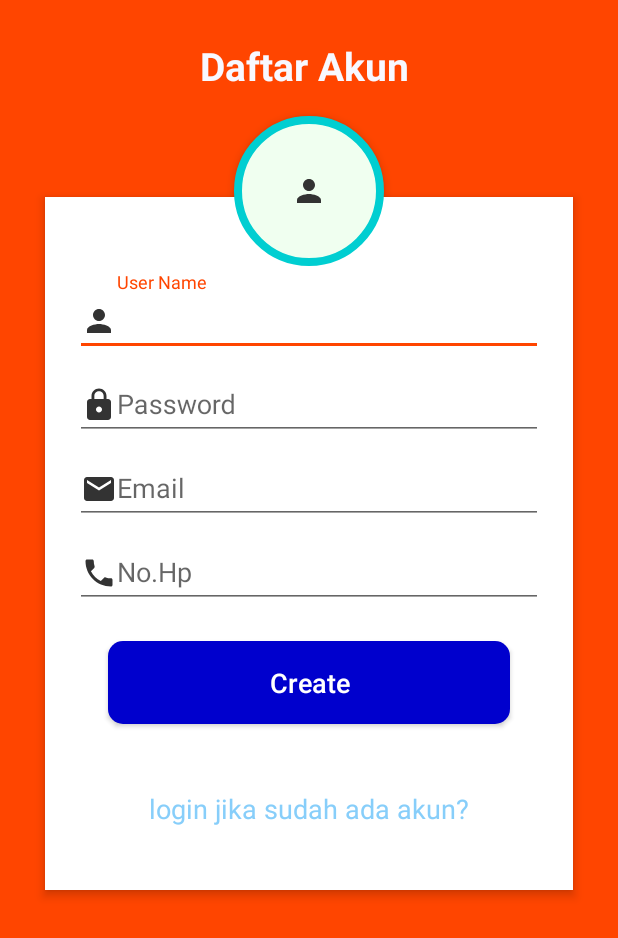
After one commit to burhanudinnuban/SyafiqTrans-master, an Android app: the TestSend screen opened directly, with no data from a screen before it, on a phone screen of 412 x 824 dp. The commit adds this screen. Shown: the top 938 px of the screen. Run offline under Robolectric (Android 15) with nearby library versions, the phone set to English and light mode, and no system bars; network calls fail.

Commit message:
H-8 aplikasi launching

```diff
--- a/app/src/main/java/com/example/syafiqtrans/DetailViewOrder.java
+++ b/app/src/main/java/com/example/syafiqtrans/DetailViewOrder.java
@@ -67,6 +67,7 @@ Button edit;
             @Override
             public void onClick(View v) {
                 Intent edit = new Intent(getApplicationContext(),UpdateOrder.class);
+                edit.putExtra("id_order",id_order1.getText().toString());
                 startActivity(edit);
             }
         });
--- /dev/null
+++ b/app/src/main/java/com/example/syafiqtrans/TestSend.java
@@ -0,0 +1,38 @@
+package com.example.syafiqtrans;
+
+import android.content.Intent;
+import android.support.v7.app.AppCompatActivity;
+import android.os.Bundle;
+import android.view.View;
+import android.widget.Button;
+import android.widget.EditText;
+
+public class TestSend extends AppCompatActivity {
+    EditText username;
+    EditText password;
+    EditText email;
+    EditText telepon;
+    Button create;
+
+    @Override
+    protected void onCreate(Bundle savedInstanceState) {
+        super.onCreate(savedInstanceState);
+        setContentView(R.layout.activity_test_send);
+        username = findViewById(R.id.input_username);
+        password = findViewById(R.id.input_password);
+        email = findViewById(R.id.input_email);
+        telepon = findViewById(R.id.input_telepon);
+        create = findViewById(R.id.create_btn);
+        create.setOnClickListener(new View.OnClickListener() {
+            @Override
+            public void onClick(View v) {
+                Intent kirim = new Intent(TestSend.this,ReceiveFromSend.class);
+                kirim.putExtra("name",username.getText().toString());
+                kirim.putExtra("password",password.getText().toString());
+                kirim.putExtra("email",email.getText().toString());
+                kirim.putExtra("telepon",telepon.getText().toString());
+                startActivity(kirim);
+            }
+        });
+    }
+}
--- /dev/null
+++ b/app/src/main/res/layout/activity_test_send.xml
@@ -0,0 +1,129 @@
+<?xml version="1.0" encoding="utf-8"?>
+
+<RelativeLayout xmlns:android="http://schemas.android.com/apk/res/android"
+    android:layout_width="match_parent"
+    android:id="@+id/Relmain1"
+    android:layout_height="match_parent"
+    android:background="#FF4500"
+    android:orientation="vertical"
+    android:scrollbarAlwaysDrawVerticalTrack="true">
+    <RelativeLayout
+        android:layout_width="fill_parent"
+        android:layout_height="wrap_content"
+        android:layout_below="@+id/login_title"
+        android:layout_marginLeft="30dp"
+        android:layout_marginRight="30dp"
+        android:layout_marginTop="70dp"
+        android:background="#fff"
+        android:elevation="4dp"
+        android:orientation="vertical"
+        android:padding="20dp"
+        android:id="@+id/relativeLayout">
+        <ScrollView
+            android:layout_width="match_parent"
+            android:layout_height="wrap_content">
+            <LinearLayout
+                android:layout_width="fill_parent"
+                android:layout_height="wrap_content"
+                android:orientation="vertical"
+                android:paddingTop="30dp">
+                <android.support.design.widget.TextInputLayout
+                    android:layout_width="match_parent"
+                    android:layout_height="wrap_content">
+
+                    <EditText
+                        android:id="@+id/input_username"
+                        android:layout_width="fill_parent"
+                        android:layout_height="wrap_content"
+                        android:drawableLeft="@drawable/user_icon"
+                        android:hint="User Name"
+                        android:inputType="textPersonName" />
+                </android.support.design.widget.TextInputLayout>
+
+                <android.support.design.widget.TextInputLayout
+                    android:layout_width="match_parent"
+                    android:layout_height="wrap_content">
+
+                    <EditText
+                        android:id="@+id/input_password"
+                        android:layout_width="fill_parent"
+                        android:layout_height="wrap_content"
+                        android:layout_marginTop="16dp"
+                        android:drawableLeft="@drawable/password_icon"
+                        android:hint="Password"
+                        android:inputType="textPassword" />
+                </android.support.design.widget.TextInputLayout>
+                <android.support.design.widget.TextInputLayout
+                    android:layout_width="match_parent"
+                    android:layout_height="wrap_content">
+
+                    <EditText
+                        android:id="@+id/input_email"
+                        android:layout_width="fill_parent"
+                        android:layout_height="wrap_content"
+                        android:layout_marginTop="16dp"
+                        android:drawableLeft="@drawable/email_icon"
+                        android:hint="Email"
+                        android:inputType="textEmailAddress" />
+                </android.support.design.widget.TextInputLayout>
+                <android.support.design.widget.TextInputLayout
+                    android:layout_width="match_parent"
+                    android:layout_height="wrap_content">
+
+                    <EditText
+                        android:id="@+id/input_telepon"
+                        android:layout_width="fill_parent"
+                        android:layout_height="wrap_content"
+                        android:layout_marginTop="16dp"
+                        android:drawableLeft="@drawable/call_icon"
+                        android:hint="No.Hp"
+                        android:inputType="number" />
+                </android.support.design.widget.TextInputLayout>
+
+
+                <Button
+                    android:layout_width="fill_parent"
+                    android:layout_height="wrap_content"
+                    android:layout_margin="22dp"
+                    android:background="@drawable/custome_button"
+                    android:text="Create"
+                    android:textAllCaps="false"
+                    android:textColor="#fff"
+                    android:textSize="18sp"
+                    android:id="@+id/create_btn"/>
+                <TextView
+                    android:layout_width="fill_parent"
+                    android:layout_height="wrap_content"
+                    android:layout_margin="22dp"
+                    android:text="login jika sudah ada akun?"
+                    android:textAlignment="center"
+                    android:textColor="#87CEFA"
+                    android:textSize="18sp"
+                    android:id="@+id/loginbutton"/>
+
+            </LinearLayout>
+        </ScrollView>
+    </RelativeLayout>
+    <ImageButton
+        android:id="@+id/user_profile_photo"
+        android:layout_width="100dp"
+        android:layout_height="100dp"
+        android:layout_below="@+id/login_title"
+        android:layout_centerHorizontal="true"
+        android:layout_marginTop="16dp"
+        android:background="@drawable/background_profile"
+        android:elevation="4dp"
+        android:src="@drawable/user_icon" />
+    <TextView
+        android:id="@+id/login_title"
+        android:layout_width="fill_parent"
+        android:layout_height="wrap_content"
+        android:layout_marginTop="26dp"
+        android:gravity="center_horizontal"
+        android:text="Daftar Akun "
+        android:textColor="#F8F8FF"
+        android:textSize="26sp"
+        android:textStyle="bold"
+        android:layout_alignParentTop="true" />
+
+</RelativeLayout>
--- a/app/src/main/res/values/colors.xml
+++ b/app/src/main/res/values/colors.xml
@@ -6,6 +6,7 @@
 
     <color name="grey_100">#F5F5F5</color>
     <color name="grey_300">#E0E0E0</color>
+    <color name="orange">#FF4500</color>
 
     <color name="colorPrimary1">#3F51B5</color>
     <color name="colorPrimaryDark1">#303F9F</color>
--- a/app/src/main/res/values/styles.xml
+++ b/app/src/main/res/values/styles.xml
@@ -3,6 +3,7 @@
     <style name="AppTheme.NoActionBar">
         <item name="windowActionBar">false</item>
         <item name="windowNoTitle">true</item>
+        <item name="colorPrimary">@color/orange</item>
     </style>
 
     <style name="AppTheme.AppBarOverlay" parent="ThemeOverlay.AppCompat.Dark.ActionBar" />
@@ -12,9 +13,9 @@
 
         <!-- Base application theme. -->
         <style name="AppTheme" parent="Theme.AppCompat.Light.DarkActionBar">
-            <item name="colorPrimary">@color/colorPrimary</item>
-            <item name="colorPrimaryDark">@color/colorPrimaryDark</item>
-            <item name="colorAccent">@color/colorAccent</item>
+            <item name="colorPrimary">@color/orange</item>
+            <item name="colorPrimaryDark">@color/orange</item>
+            <item name="colorAccent">@color/orange</item>
         </style>
 
         <!-- Activity with no Title -->
```
Also changed, not shown: app/src/main/AndroidManifest.xml (+14 -4 lines), app/src/main/java/com/example/syafiqtrans/MenuFragment/ListFragment.java (+29 -0 lines), app/src/main/java/com/example/syafiqtrans/OrderActivity.java (+8 -2 lines), app/src/main/java/com/example/syafiqtrans/ReceiveFromSend.java (added, +36 -0 lines), app/src/main/java/com/example/syafiqtrans/RecyclerViewAdapter.java (+13 -0 lines), app/src/main/java/com/example/syafiqtrans/UpdateOrder.java (+4 -3 lines), app/src/main/res/layout/activity_receive_from_send.xml (added, +93 -0 lines).
